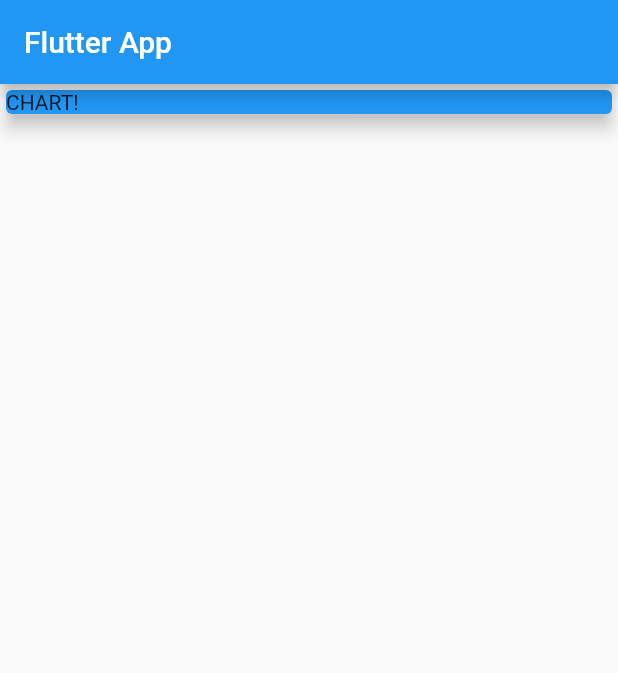
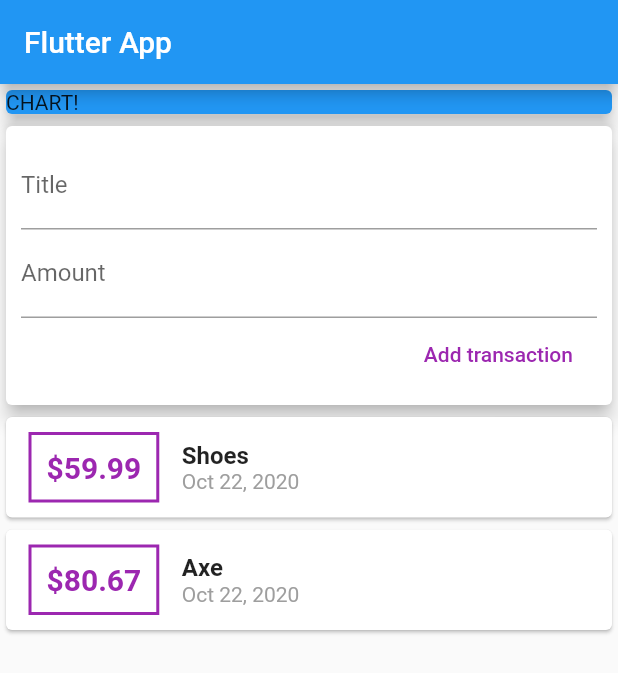
Before and after one commit to zagalapawel/personal_expenses_app, a Flutter app: the screen it shows after launch, on a phone screen of 412 x 824 dp. Shown: the top 673 px of the screen. Run offline on Flutter 3.47's test engine with Material 2 defaults, Android fonts, the phone set to English and light mode, and no system bars.

Commit message:
added possibility to add a new transaction

```diff
--- a/lib/main.dart
+++ b/lib/main.dart
@@ -1,4 +1,5 @@
 import 'package:flutter/material.dart';
+import './widgets/user_transactions.dart';
 
 void main() => runApp(MyApp());
 
@@ -34,6 +35,7 @@ class MyHomePage extends StatelessWidget {
               elevation: 5,
             ),
           ),
+          UserTransactions(),
         ],
       ),
     );
--- a/lib/widgets/new_transaction.dart
+++ b/lib/widgets/new_transaction.dart
@@ -1,8 +1,13 @@
 import 'package:flutter/material.dart';
 
+import './user_transactions.dart';
+
 class NewTransaction extends StatelessWidget {
+  final Function newTx;
   final titleController = TextEditingController();
   final amountController = TextEditingController();
+
+  NewTransaction(this.newTx);
 
   @override
   Widget build(BuildContext context) {
@@ -30,7 +35,12 @@ class NewTransaction extends StatelessWidget {
             FlatButton(
               child: Text('Add transaction'),
               textColor: Colors.purple,
-              onPressed: () {},
+              onPressed: () {
+                newTx(
+                  titleController.text,
+                  double.parse(amountController.text),
+                );
+              },
             ),
           ],
         ),
--- a/lib/widgets/transaction_list.dart
+++ b/lib/widgets/transaction_list.dart
@@ -1,8 +1,7 @@
 import 'package:flutter/material.dart';
 import 'package:intl/intl.dart';
-import 'package:personal_expenses_app/models/transaction.dart';
 
-import './user_transactions.dart';
+import '../models/transaction.dart';
 
 class TransactionList extends StatelessWidget {
   final List<Transaction> transactions;
--- a/lib/widgets/user_transactions.dart
+++ b/lib/widgets/user_transactions.dart
@@ -25,11 +25,24 @@ class _UserTransactionsState extends State<UserTransactions> {
     ),
   ];
 
+  void _addNewTransaction(String txTitle, double txAmount) {
+    final newTx = Transaction(
+      title: txTitle,
+      amount: txAmount,
+      date: DateTime.now(),
+      id: DateTime.now().toString(),
+    );
+
+    setState(() {
+      _userTransactions.add(newTx);
+    });
+  }
+
   @override
   Widget build(BuildContext context) {
     return Column(
       children: <Widget>[
-        NewTransaction(),
+        NewTransaction(_addNewTransaction),
         TransactionList(_userTransactions),
       ],
     );
```
